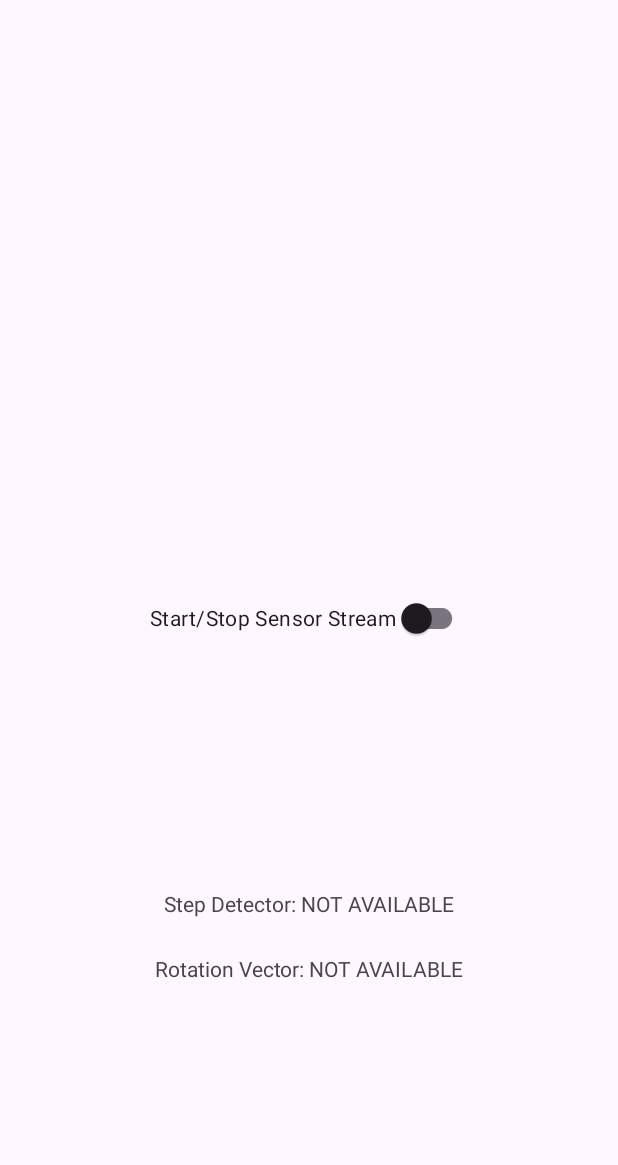
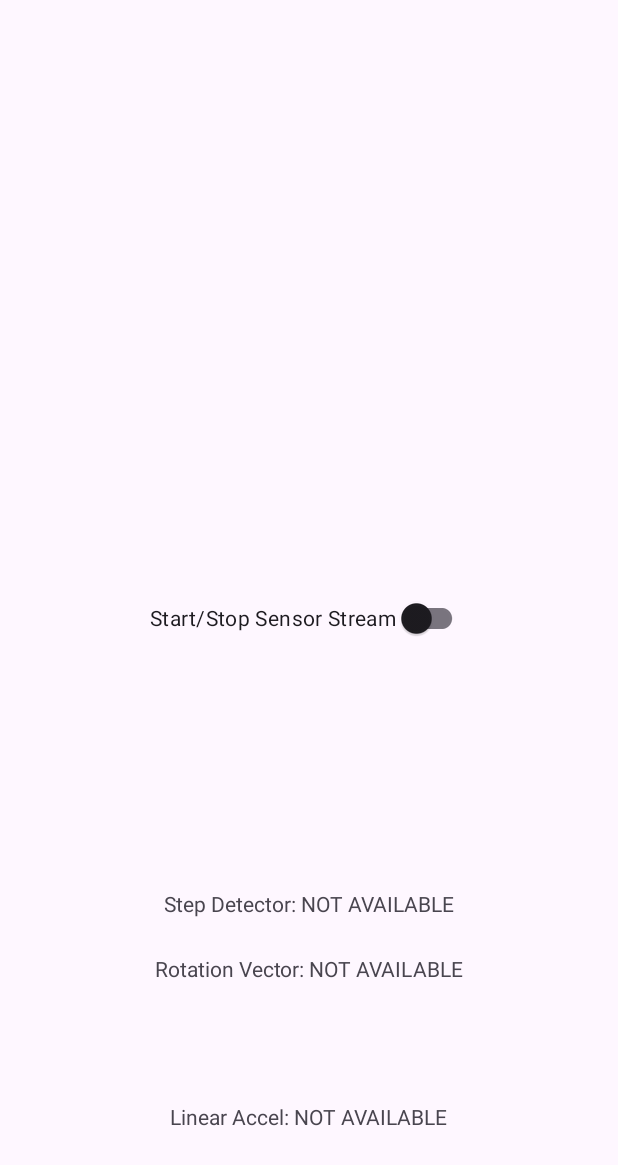
Before and after one commit to CarlKho-Minerva/v2_SilksongController_25TPE, an Android app: the screen it shows after launch (MainActivity), on a phone screen of 412 x 824 dp. Shown: the top 1165 px of the screen. Run offline under Robolectric (Android 15) with nearby library versions, the phone set to English and light mode, and no system bars.

Commit message:
feat: PUNCH - Add linear acceleration sensor support and update UI for status feedback

```diff
--- a/Android/app/src/main/java/com/example/silksongmotioncontroller/MainActivity.kt
+++ b/Android/app/src/main/java/com/example/silksongmotioncontroller/MainActivity.kt
@@ -25,10 +25,14 @@ class MainActivity : AppCompatActivity(), SensorEventListener {
     private lateinit var sensorManager: SensorManager
     private var rotationVectorSensor: Sensor? = null
     private var stepDetectorSensor: Sensor? = null
+    // --- NEW: Add a property for the Linear Acceleration Sensor ---
+    private var linearAccelerationSensor: Sensor? = null
 
     // --- NEW: Views for status feedback ---
     private lateinit var rotationStatusView: TextView
     private lateinit var stepStatusView: TextView
+    // --- NEW: UI View for the new sensor ---
+    private lateinit var accelStatusView: TextView
 
     private val MAC_IP_ADDRESS = "192.168.10.234"
     private val UDP_PORT = 12345
@@ -43,12 +47,16 @@ class MainActivity : AppCompatActivity(), SensorEventListener {
         val streamSwitch: SwitchCompat = findViewById(R.id.switch_stream)
         rotationStatusView = findViewById(R.id.tv_status_rotation) // Assuming you added this
         stepStatusView = findViewById(R.id.tv_status_step)
+        // --- NEW: Initialize the new TextView ---
+        accelStatusView = findViewById(R.id.tv_status_accel)
 
         sensorManager = getSystemService(SENSOR_SERVICE) as SensorManager
 
         // Initialize sensors, but don't use them yet
         rotationVectorSensor = sensorManager.getDefaultSensor(Sensor.TYPE_ROTATION_VECTOR)
         stepDetectorSensor = sensorManager.getDefaultSensor(Sensor.TYPE_STEP_DETECTOR)
+        // --- NEW: Initialize the Linear Acceleration sensor ---
+        linearAccelerationSensor = sensorManager.getDefaultSensor(Sensor.TYPE_LINEAR_ACCELERATION)
 
         updateSensorStatusUI()
 
@@ -91,6 +99,7 @@ class MainActivity : AppCompatActivity(), SensorEventListener {
 
     private fun updateSensorStatusUI() {
         rotationStatusView.text = if (rotationVectorSensor != null) "Rotation Vector: Ready" else "Rotation Vector: NOT AVAILABLE"
+        accelStatusView.text = if (linearAccelerationSensor != null) "Linear Accel: Ready" else "Linear Accel: NOT AVAILABLE"
 
         val hasPermission = ContextCompat.checkSelfPermission(this, Manifest.permission.ACTIVITY_RECOGNITION) == PackageManager.PERMISSION_GRANTED
         stepStatusView.text = when {
@@ -101,7 +110,9 @@ class MainActivity : AppCompatActivity(), SensorEventListener {
     }
 
     private fun startStreaming() {
+        // --- MODIFIED: Register all sensors including the new linear acceleration sensor ---
         sensorManager.registerListener(this, rotationVectorSensor, SensorManager.SENSOR_DELAY_GAME)
+        sensorManager.registerListener(this, linearAccelerationSensor, SensorManager.SENSOR_DELAY_GAME)
 
         // Only register the step detector if we have permission
         if (ContextCompat.checkSelfPermission(this, Manifest.permission.ACTIVITY_RECOGNITION) == PackageManager.PERMISSION_GRANTED) {
@@ -130,6 +141,12 @@ class MainActivity : AppCompatActivity(), SensorEventListener {
                 val jsonPayload = """{"sensor": "step_detector", "timestamp_ns": ${event.timestamp}}"""
                 sendData(jsonPayload)
             }
+            // --- NEW: Handle events from the Linear Accelerometer ---
+            Sensor.TYPE_LINEAR_ACCELERATION -> {
+                val values = event.values
+                val jsonPayload = """{"sensor": "linear_acceleration", "timestamp_ns": ${event.timestamp}, "values": {"x": ${values[0]}, "y": ${values[1]}, "z": ${values[2]}}}"""
+                sendData(jsonPayload)
+            }
         }
     }
 
--- a/Android/app/src/main/res/layout/activity_main.xml
+++ b/Android/app/src/main/res/layout/activity_main.xml
@@ -29,6 +29,17 @@
         app:layout_constraintVertical_bias="0.425" />
 
     <TextView
+        android:id="@+id/tv_status_accel"
+        android:layout_width="wrap_content"
+        android:layout_height="wrap_content"
+        android:text="Linear Accel: Initializing..."
+        app:layout_constraintBottom_toBottomOf="parent"
+        app:layout_constraintEnd_toEndOf="parent"
+        app:layout_constraintStart_toStartOf="parent"
+        app:layout_constraintTop_toBottomOf="@+id/switch_stream"
+        app:layout_constraintVertical_bias="0.81" />
+
+    <TextView
         android:id="@+id/tv_status_rotation"
         android:layout_width="wrap_content"
         android:layout_height="wrap_content"
```
Also changed, not shown: 2 other files.
